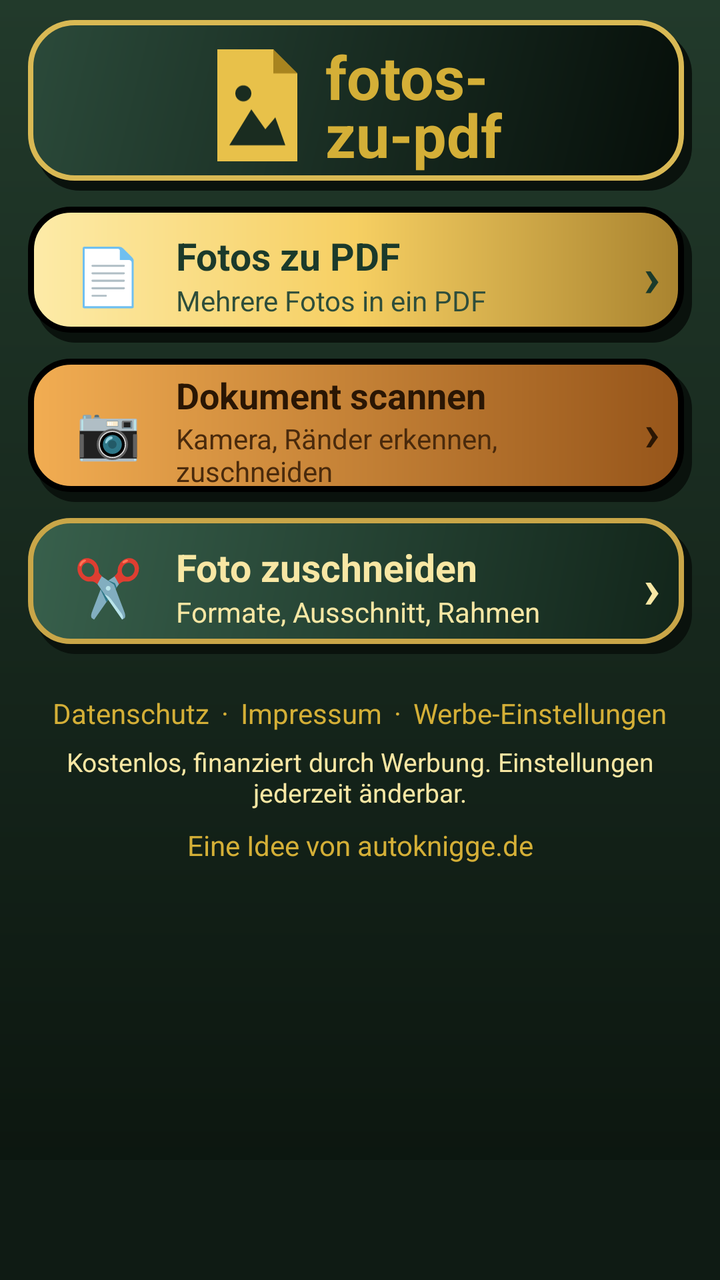
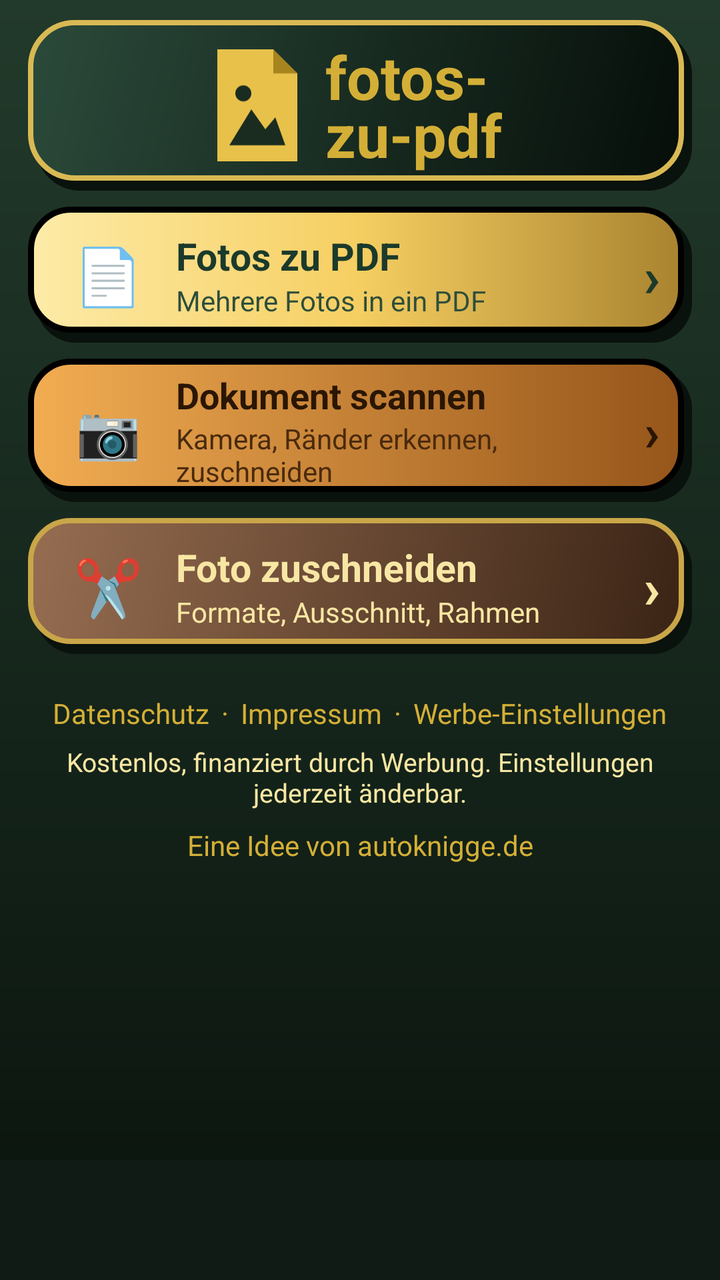

Compare the two renders of this Android layout. The source of the first and the diff that turns it into the second are given below.
<!-- AndroidManifest.xml: application theme Theme.FotosZuPdf -->
<!-- res/layout/activity_main.xml -->
<?xml version="1.0" encoding="utf-8"?>
<LinearLayout xmlns:android="http://schemas.android.com/apk/res/android"
    android:id="@+id/root"
    android:layout_width="match_parent"
    android:layout_height="match_parent"
    android:background="@drawable/bg_screen"
    android:orientation="vertical">

    <FrameLayout
        android:layout_width="match_parent"
        android:layout_height="wrap_content"
        android:layout_marginStart="14dp"
        android:layout_marginTop="10dp"
        android:layout_marginEnd="14dp"
        android:background="@drawable/bg_header"
        android:minHeight="84dp"
        android:padding="8dp">

        <TextView
            android:id="@+id/tvVersion"
            android:layout_width="wrap_content"
            android:layout_height="wrap_content"
            android:layout_gravity="top|start"
            android:paddingStart="6dp"
            android:textColor="@color/gold"
            android:textSize="14sp" />

        <LinearLayout
            android:layout_width="wrap_content"
            android:layout_height="wrap_content"
            android:layout_gravity="center"
            android:gravity="center_vertical"
            android:orientation="horizontal">

            <ImageView
                android:layout_width="wrap_content"
                android:layout_height="56dp"
                android:adjustViewBounds="true"
                android:importantForAccessibility="no"
                android:src="@drawable/ic_logo" />

            <TextView
                android:layout_width="wrap_content"
                android:layout_height="wrap_content"
                android:layout_marginStart="14dp"
                android:lineSpacingMultiplier="0.85"
                android:text="fotos-\nzu-pdf"
                android:textColor="@color/gold"
                android:textSize="30sp"
                android:textStyle="bold" />
        </LinearLayout>
    </FrameLayout>

    <ScrollView
        android:layout_width="match_parent"
        android:layout_height="0dp"
        android:layout_weight="1"
        android:fillViewport="true">

        <LinearLayout
            android:layout_width="match_parent"
            android:layout_height="wrap_content"
            android:orientation="vertical"
            android:paddingBottom="4dp">

            <LinearLayout
                android:id="@+id/tilePdf"
                android:layout_width="match_parent"
                android:layout_height="wrap_content"
                android:layout_marginStart="14dp"
                android:layout_marginTop="8dp"
                android:layout_marginEnd="14dp"
                android:background="@drawable/bg_btn_gold"
                android:clickable="true"
                android:focusable="true"
                android:gravity="center_vertical"
                android:minHeight="68dp"
                android:orientation="horizontal"
                android:paddingStart="16dp"
                android:paddingTop="6dp"
                android:paddingEnd="16dp"
                android:paddingBottom="6dp">

                <TextView
                    android:layout_width="48dp"
                    android:layout_height="wrap_content"
                    android:gravity="center"
                    android:text="📄"
                    android:textSize="28sp" />

                <LinearLayout
                    android:layout_width="0dp"
                    android:layout_height="wrap_content"
                    android:layout_weight="1"
                    android:orientation="vertical"
                    android:paddingStart="10dp">

                    <TextView
                        android:layout_width="wrap_content"
                        android:layout_height="wrap_content"
                        android:text="Fotos zu PDF"
                        android:textColor="@color/auf_gold"
                        android:textSize="19sp"
                        android:textStyle="bold" />

                    <TextView
                        android:layout_width="wrap_content"
                        android:layout_height="wrap_content"
                        android:text="Mehrere Fotos in ein PDF"
                        android:textColor="@color/auf_gold_sub"
                        android:textSize="14sp" />
                </LinearLayout>

                <TextView
                    android:layout_width="wrap_content"
                    android:layout_height="wrap_content"
                    android:text="›"
                    android:textColor="@color/auf_gold"
                    android:textSize="28sp"
                    android:textStyle="bold" />
            </LinearLayout>
            <LinearLayout
                android:id="@+id/tileScan"
                android:layout_width="match_parent"
                android:layout_height="wrap_content"
                android:layout_marginStart="14dp"
                android:layout_marginTop="8dp"
                android:layout_marginEnd="14dp"
                android:background="@drawable/bg_tile_ocker"
                android:clickable="true"
                android:focusable="true"
                android:gravity="center_vertical"
                android:minHeight="68dp"
                android:orientation="horizontal"
                android:paddingStart="16dp"
                android:paddingTop="6dp"
                android:paddingEnd="16dp"
                android:paddingBottom="6dp">

                <TextView
                    android:layout_width="48dp"
                    android:layout_height="wrap_content"
                    android:gravity="center"
                    android:text="📷"
                    android:textSize="26sp" />

                <LinearLayout
                    android:layout_width="0dp"
                    android:layout_height="wrap_content"
                    android:layout_weight="1"
                    android:orientation="vertical"
                    android:paddingStart="10dp">

                    <TextView
                        android:layout_width="wrap_content"
                        android:layout_height="wrap_content"
                        android:text="Dokument scannen"
                        android:textColor="#2A1604"
                        android:textSize="18sp"
                        android:textStyle="bold" />

                    <TextView
                        android:layout_width="wrap_content"
                        android:layout_height="wrap_content"
                        android:text="Kamera, Ränder erkennen, zuschneiden"
                        android:textColor="#4A2A0C"
                        android:textSize="14sp" />
                </LinearLayout>

                <TextView
                    android:layout_width="wrap_content"
                    android:layout_height="wrap_content"
                    android:text="›"
                    android:textColor="#2A1604"
                    android:textSize="26sp"
                    android:textStyle="bold" />
            </LinearLayout>

            <LinearLayout
                android:id="@+id/tileCrop"
                android:layout_width="match_parent"
                android:layout_height="wrap_content"
                android:layout_marginStart="14dp"
                android:layout_marginTop="8dp"
                android:layout_marginEnd="14dp"
                android:background="@drawable/bg_tile_gruen"
                android:clickable="true"
                android:focusable="true"
                android:gravity="center_vertical"
                android:minHeight="68dp"
                android:orientation="horizontal"
                android:paddingStart="16dp"
                android:paddingTop="6dp"
                android:paddingEnd="16dp"
                android:paddingBottom="6dp">

                <TextView
                    android:layout_width="48dp"
                    android:layout_height="wrap_content"
                    android:gravity="center"
                    android:text="✂️"
                    android:textSize="28sp" />

                <LinearLayout
                    android:layout_width="0dp"
                    android:layout_height="wrap_content"
                    android:layout_weight="1"
                    android:orientation="vertical"
                    android:paddingStart="10dp">

                    <TextView
                        android:layout_width="wrap_content"
                        android:layout_height="wrap_content"
                        android:text="Foto zuschneiden"
                        android:textColor="@color/text_hell"
                        android:textSize="19sp"
                        android:textStyle="bold" />

                    <TextView
                        android:layout_width="wrap_content"
                        android:layout_height="wrap_content"
                        android:text="Formate, Ausschnitt, Rahmen"
                        android:textColor="@color/text_hell"
                        android:textSize="14sp" />
                </LinearLayout>

                <TextView
                    android:layout_width="wrap_content"
                    android:layout_height="wrap_content"
                    android:text="›"
                    android:textColor="@color/text_hell"
                    android:textSize="28sp"
                    android:textStyle="bold" />
            </LinearLayout>

            <LinearLayout
                android:layout_width="match_parent"
                android:layout_height="wrap_content"
                android:gravity="center"
                android:orientation="horizontal"
                android:paddingTop="14dp">

                <TextView
                    android:id="@+id/tvPrivacy"
                    android:layout_width="wrap_content"
                    android:layout_height="wrap_content"
                    android:padding="6dp"
                    android:text="Datenschutz"
                    android:textColor="@color/gold"
                    android:textSize="14sp" />

                <TextView
                    android:layout_width="wrap_content"
                    android:layout_height="wrap_content"
                    android:text="·"
                    android:textColor="@color/gold" />

                <TextView
                    android:id="@+id/tvImprint"
                    android:layout_width="wrap_content"
                    android:layout_height="wrap_content"
                    android:padding="6dp"
                    android:text="Impressum"
                    android:textColor="@color/gold"
                    android:textSize="14sp" />

                <TextView
                    android:layout_width="wrap_content"
                    android:layout_height="wrap_content"
                    android:text="·"
                    android:textColor="@color/gold" />

                <TextView
                    android:id="@+id/tvAdSettings"
                    android:layout_width="wrap_content"
                    android:layout_height="wrap_content"
                    android:padding="6dp"
                    android:text="Werbe-Einstellungen"
                    android:textColor="@color/gold"
                    android:textSize="14sp" />
            </LinearLayout>

            <TextView
                android:layout_width="match_parent"
                android:layout_height="wrap_content"
                android:gravity="center"
                android:paddingStart="24dp"
                android:paddingEnd="24dp"
                android:text="Kostenlos, finanziert durch Werbung. Einstellungen jederzeit änderbar."
                android:textColor="@color/text_hell"
                android:textSize="13sp" />

            <TextView
                android:id="@+id/tvAbout"
                android:layout_width="match_parent"
                android:layout_height="wrap_content"
                android:gravity="center"
                android:padding="8dp"
                android:text="Eine Idee von autoknigge.de"
                android:textColor="@color/gold"
                android:textSize="14sp" />
        </LinearLayout>
    </ScrollView>

    <FrameLayout
        android:id="@+id/adContainer"
        android:layout_width="match_parent"
        android:layout_height="wrap_content"
        android:background="@drawable/bg_ad"
        android:minHeight="60dp" />
</LinearLayout>
<!-- resources referenced by this layout -->
<resources>
  <color name="auf_gold">#1B3A2B</color>
  <color name="auf_gold_sub">#2E4E3B</color>
  <color name="gold">#D4AF37</color>
  <color name="text_hell">#F8E7A4</color>
  <!-- drawable bg_ad (drawable) -->
  <?xml version="1.0" encoding="utf-8"?>
  <shape xmlns:android="http://schemas.android.com/apk/res/android"
      android:shape="rectangle">
      <solid android:color="@color/tanne_dunkel" />
  </shape>
  <!-- drawable bg_header (drawable) -->
  <?xml version="1.0" encoding="utf-8"?>
  <layer-list xmlns:android="http://schemas.android.com/apk/res/android">
          <item
              android:left="4dp"
              android:top="5dp">
              <shape android:shape="rectangle">
                  <solid android:color="#0A120D" />
                  <corners android:radius="22dp" />
              </shape>
          </item>
          <item
              android:bottom="5dp"
              android:right="4dp">
              <shape android:shape="rectangle">
                  <gradient
                      android:angle="315"
                      android:endColor="#060E09"
                      android:startColor="#2B4A3A" />
                  <stroke
                      android:width="2.5dp"
                      android:color="#D9B954" />
                  <corners android:radius="22dp" />
              </shape>
          </item>
      </layer-list>
  <!-- drawable bg_screen (drawable) -->
  <?xml version="1.0" encoding="utf-8"?>
  <shape xmlns:android="http://schemas.android.com/apk/res/android"
      android:shape="rectangle">
      <gradient
          android:angle="270"
          android:endColor="#0A130D"
          android:startColor="#223A2B" />
  </shape>
  <!-- drawable bg_tile_gruen (drawable) -->
  <?xml version="1.0" encoding="utf-8"?>
  <ripple xmlns:android="http://schemas.android.com/apk/res/android"
      android:color="#55FFFFFF">
      <item>
      <layer-list>
          <item
              android:left="4dp"
              android:top="5dp">
              <shape android:shape="rectangle">
                  <solid android:color="#0A120D" />
                  <corners android:radius="20dp" />
              </shape>
          </item>
          <item
              android:bottom="5dp"
              android:right="4dp">
              <shape android:shape="rectangle">
                  <gradient
                      android:angle="315"
                      android:endColor="#12251A"
                      android:startColor="#38604C" />
                  <stroke
                      android:width="2.5dp"
                      android:color="#C9A648" />
                  <corners android:radius="20dp" />
              </shape>
          </item>
      </layer-list>
      </item>
  </ripple>
  <!-- drawable ic_logo (drawable) -->
  <?xml version="1.0" encoding="utf-8"?>
  <vector xmlns:android="http://schemas.android.com/apk/res/android"
      android:width="48dp"
      android:height="67dp"
      android:viewportWidth="40"
      android:viewportHeight="56">
      <path
          android:fillColor="#E8C14A"
          android:pathData="M0,0 L28,0 L40,12 L40,56 L0,56 Z" />
      <path
          android:fillColor="#A8841F"
          android:pathData="M28,0 L28,12 L40,12 Z" />
      <path
          android:fillColor="#1A2C20"
          android:pathData="M6,48 L17,30 L24,40 L29,34 L34,48 Z" />
      <path
          android:fillColor="#1A2C20"
          android:pathData="M9,22 a4,4 0 1,0 8,0 a4,4 0 1,0 -8,0" />
  </vector>
  <style name="Theme.FotosZuPdf" parent="Theme.AppCompat.NoActionBar">
          <item name="android:windowBackground">@drawable/bg_screen</item>
          <item name="android:textColor">@color/text_hell</item>
          <item name="colorAccent">@color/gold</item>
          <item name="colorPrimary">@color/tanne</item>
          <item name="colorPrimaryDark">@color/tanne_dunkel</item>
          <item name="android:statusBarColor">@color/tanne</item>
          <item name="android:navigationBarColor">@color/tanne_dunkel</item>
          <item name="android:windowLightStatusBar">false</item>
      </style>
  <color name="tanne_dunkel">#0F1B14</color>
  <color name="tanne">#1A2C20</color>
  <!-- unchanged entries left out for length: 2 -->
</resources>

<!-- the commit's change to res/layout/activity_main.xml (unified diff, before → after) -->
@@ -183,7 +183,7 @@
                 android:layout_marginStart="14dp"
                 android:layout_marginTop="8dp"
                 android:layout_marginEnd="14dp"
-                android:background="@drawable/bg_tile_gruen"
+                android:background="@drawable/bg_tile_braun"
                 android:clickable="true"
                 android:focusable="true"
                 android:gravity="center_vertical"
<!-- resource entries referenced after the edit -->
@@ -45,7 +45,7 @@
           android:endColor="#0A130D"
           android:startColor="#223A2B" />
   </shape>
-  <!-- drawable bg_tile_gruen (drawable) -->
+  <!-- drawable bg_tile_braun (drawable) -->
   <?xml version="1.0" encoding="utf-8"?>
   <ripple xmlns:android="http://schemas.android.com/apk/res/android"
       android:color="#55FFFFFF">
@@ -65,8 +65,8 @@
               <shape android:shape="rectangle">
                   <gradient
                       android:angle="315"
-                      android:endColor="#12251A"
-                      android:startColor="#38604C" />
+                      android:endColor="#3B2415"
+                      android:startColor="#966D51" />
                   <stroke
                       android:width="2.5dp"
                       android:color="#C9A648" />
